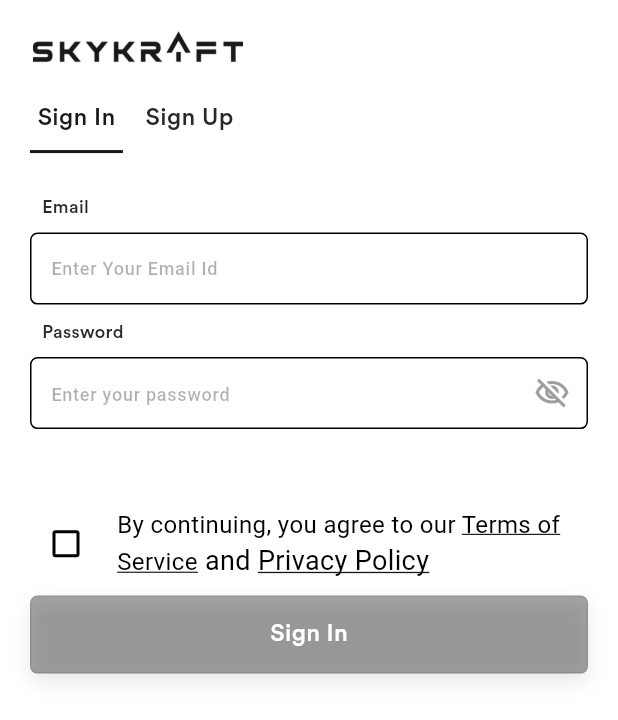
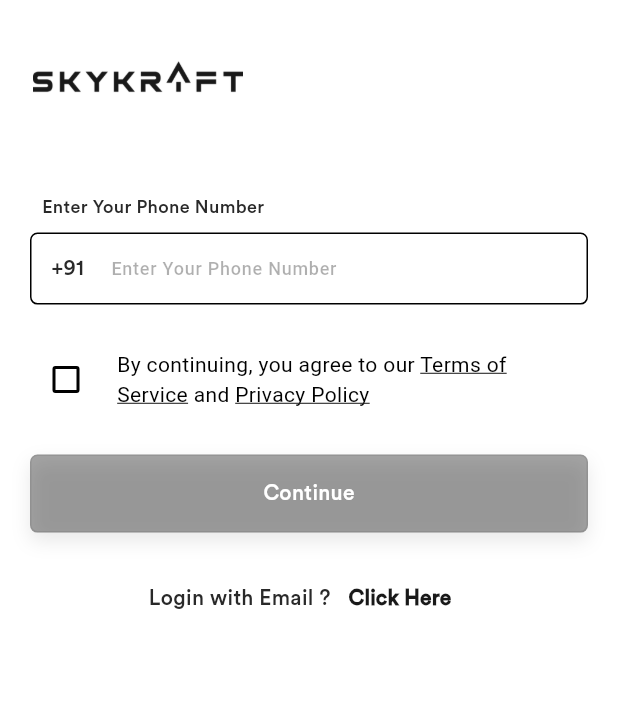
Before and after one commit to Pranabesh279/skykraft, a Flutter app: the screen it shows after launch, on a phone screen of 412 x 824 dp. Shown: the top 720 px of the screen. Run offline on Flutter 3.47's test engine with Material 3 defaults, Android fonts, the phone set to English and light mode, and no system bars; our stand-ins replace calendar_date_picker2, cloud_firestore, firebase_auth, firebase_core, firebase_storage, get and 3 more; missing offline and left inert: flutter_advanced_avatar, geocoder2, random_avatar, super_cupertino_navigation_bar; accounts and stored records are empty.

Commit message:
chore: Update pin_code_fields dependency to version 8.0.1

```diff
--- /dev/null
+++ b/lib/app/modules/authPhone/controllers/auth_phone_controller.dart
@@ -0,0 +1,20 @@
+import 'package:flutter/material.dart';
+import 'package:get/get.dart';
+import 'package:skycraft/app/routes/app_pages.dart';
+
+class AuthPhoneController extends GetxController {
+  RxBool isChecked = false.obs;
+  final fromKey = GlobalKey<FormState>();
+  final phoneController = TextEditingController();
+
+  void continueClicked() {
+    if (fromKey.currentState!.validate()) {
+      Get.toNamed(
+        Routes.AUTH_PHONE_VERIFY,
+        arguments: {
+          'phone': phoneController.text.trim(),
+        },
+      );
+    }
+  }
+}
--- /dev/null
+++ b/lib/app/modules/authPhone/views/auth_phone_view.dart
@@ -0,0 +1,142 @@
+import 'package:flutter/material.dart';
+import 'package:flutter/services.dart';
+
+import 'package:get/get.dart';
+import 'package:skycraft/app/constants/decorations.dart';
+import 'package:skycraft/app/constants/theme_data.dart';
+import 'package:skycraft/app/routes/app_pages.dart';
+import 'package:skycraft/app/widgets/buttons/gradient_button.dart';
+import 'package:skycraft/app/widgets/i_aggred.dart';
+
+import '../controllers/auth_phone_controller.dart';
+
+class AuthPhoneView extends GetView<AuthPhoneController> {
+  const AuthPhoneView({super.key});
+  @override
+  Widget build(BuildContext context) {
+    return Scaffold(
+      body: SingleChildScrollView(
+          padding: const EdgeInsets.symmetric(horizontal: 20, vertical: 20),
+          child: Form(
+            key: controller.fromKey,
+            child: Column(
+              crossAxisAlignment: CrossAxisAlignment.start,
+              children: [
+                const SizedBox(
+                  height: 20,
+                ),
+                AnimatedContainer(
+                    duration: const Duration(milliseconds: 500),
+                    child: Column(
+                      crossAxisAlignment: CrossAxisAlignment.start,
+                      children: [
+                        AnimatedContainer(
+                          duration: const Duration(milliseconds: 300),
+                          margin: EdgeInsets.only(
+                              top: MediaQuery.of(context).padding.top),
+                          padding: const EdgeInsets.symmetric(horizontal: 2),
+                          child: Image.asset(
+                            'assets/skykraft-White.png',
+                            color: kPrimaryColor,
+                            width: 140,
+                          ),
+                        ),
+                        const SizedBox(height: 20),
+                      ],
+                    )),
+                const SizedBox(
+                  height: 40,
+                ),
+                const Padding(
+                  padding: EdgeInsets.all(8.0),
+                  child: Text('Enter Your Phone Number',
+                      style: TextStyle(
+                        // color: kPrimaryColor,
+                        fontSize: 12,
+                        fontWeight: FontWeight.w500,
+                      )),
+                ),
+                TextFormField(
+                  inputFormatters: [
+                    FilteringTextInputFormatter.digitsOnly,
+                    LengthLimitingTextInputFormatter(10),
+                  ],
+                  validator: (value) {
+                    if (value!.isEmpty) {
+                      return 'Please enter your phone number';
+                    }
+                    if (value.length < 10) {
+                      return 'Please enter valid phone number';
+                    }
+                    // regExp.hasMatch(value)
+                    final regExp = RegExp(r'(^(?:[+0]9)?[0-9]{10,12}$)');
+                    if (!regExp.hasMatch(value)) {
+                      return 'Please enter valid phone number';
+                    }
+                    return null;
+                  },
+                  controller: controller.phoneController,
+                  style: const TextStyle(fontSize: 12, color: kPrimaryColor),
+                  keyboardType: TextInputType.phone,
+                  decoration: FieldDecoration(
+                    hintText: 'Enter Your Phone Number',
+                    prefixIcon: Container(
+                      alignment: Alignment.center,
+                      width: 50,
+                      padding: const EdgeInsets.all(8.0),
+                      child: const Text('+91'),
+                    ),
+                  ).kInputDecoration,
+                ),
+                const SizedBox(
+                  height: 20,
+                ),
+                Row(
+                  children: [
+                    Obx(
+                      () => Checkbox(
+                        value: controller.isChecked.value,
+                        onChanged: (value) {
+                          controller.isChecked.value = value!;
+                        },
+                      ),
+                    ),
+                    Expanded(child: privacyPolicyLinkAndTermsOfService()),
+                  ],
+                ),
+                const SizedBox(
+                  height: 20,
+                ),
+                Obx(() => GradientButton(
+                      onPressed: () {
+                        controller.continueClicked();
+                      },
+                      disable: !controller.isChecked.value,
+                      child: const Text(
+                        'Continue',
+                        style: TextStyle(color: Colors.white),
+                      ),
+                    )),
+                const SizedBox(
+                  height: 20,
+                ),
+                // login with email
+                Row(
+                  mainAxisAlignment: MainAxisAlignment.center,
+                  children: [
+                    const Text('Login with Email ?'),
+                    TextButton(
+                      onPressed: () {
+                        const SnackBar(content: Text('Try Again'));
+                        // Get.toNamed(Routes.LOGIN);
+                      },
+                      child: const Text('Click Here'),
+                    ),
+                  ],
+                ),
+              ],
+            ),
+          )),
+    );
+  }
+}
--- a/lib/app/modules/create_booking/controllers/create_booking_controller.dart
+++ b/lib/app/modules/create_booking/controllers/create_booking_controller.dart
@@ -34,7 +34,6 @@ class CreateBookingController extends GetxController {
 
   void getWalletBalance() async {
     String uid = Get.find<AuthProvider>().userModel.value!.uid!;
-
     coins.bindStream(Get.find<WalletProvider>().walletStream(uid));
   }
 
--- a/lib/app/modules/locationPermission/views/location_permission_view.dart
+++ b/lib/app/modules/locationPermission/views/location_permission_view.dart
@@ -1,5 +1,4 @@
 import 'package:flutter/material.dart';
-import 'package:flutter/widgets.dart';
 
 import 'package:get/get.dart';
 import 'package:skycraft/app/widgets/buttons/gradient_button.dart';
--- a/lib/app/modules/login/views/email_view.dart
+++ b/lib/app/modules/login/views/email_view.dart
@@ -1,5 +1,4 @@
 import 'package:flutter/material.dart';
-import 'package:flutter/widgets.dart';
 
 import 'package:get/get.dart';
 import 'package:skycraft/app/constants/theme_data.dart';
--- a/lib/app/modules/splash/controllers/splash_controller.dart
+++ b/lib/app/modules/splash/controllers/splash_controller.dart
@@ -28,7 +28,7 @@ class SplashController extends GetxController {
           Get.offAllNamed(Routes.LOCATION_PERMISSION);
         }
       } else {
-        Get.offAllNamed(Routes.LOGIN);
+        Get.offAllNamed(Routes.AUTH_PHONE);
       }
     });
   }
--- a/lib/app/routes/app_pages.dart
+++ b/lib/app/routes/app_pages.dart
@@ -8,6 +8,10 @@ import '../modules/activity/bindings/activity_binding.dart';
 import '../modules/activity/views/activity_view.dart';
 import '../modules/address_input/bindings/address_input_binding.dart';
 import '../modules/address_input/views/address_input_view.dart';
+import '../modules/authPhone/bindings/auth_phone_binding.dart';
+import '../modules/authPhone/views/auth_phone_view.dart';
+import '../modules/authPhoneVerify/bindings/auth_phone_verify_binding.dart';
+import '../modules/authPhoneVerify/views/auth_phone_verify_view.dart';
 import '../modules/bio/bindings/bio_binding.dart';
 import '../modules/bio/views/bio_view.dart';
 import '../modules/booking_details/bindings/booking_details_binding.dart';
@@ -129,5 +133,15 @@ class AppPages {
       page: () => const LocationPermissionView(),
       binding: LocationPermissionBinding(),
     ),
+    GetPage(
+      name: _Paths.AUTH_PHONE,
+      page: () => const AuthPhoneView(),
+      binding: AuthPhoneBinding(),
+    ),
+    GetPage(
+      name: _Paths.AUTH_PHONE_VERIFY,
+      page: () => const AuthPhoneVerifyView(),
+      binding: AuthPhoneVerifyBinding(),
+    ),
   ];
 }
--- a/lib/app/routes/app_routes.dart
+++ b/lib/app/routes/app_routes.dart
@@ -23,6 +23,8 @@ abstract class Routes {
   static const TERMS_AND_CONDITIONS = _Paths.TERMS_AND_CONDITIONS;
   static const PRIVACY_POLICY = _Paths.PRIVACY_POLICY;
   static const LOCATION_PERMISSION = _Paths.LOCATION_PERMISSION;
+  static const AUTH_PHONE = _Paths.AUTH_PHONE;
+  static const AUTH_PHONE_VERIFY = _Paths.AUTH_PHONE_VERIFY;
 }
 
 abstract class _Paths {
@@ -48,4 +50,6 @@ abstract class _Paths {
   static const TERMS_AND_CONDITIONS = '/terms-and-conditions';
   static const PRIVACY_POLICY = '/privacy-policy';
   static const LOCATION_PERMISSION = '/location-permission';
+  static const AUTH_PHONE = '/auth-phone';
+  static const AUTH_PHONE_VERIFY = '/auth-phone-verify';
 }
--- a/lib/app/widgets/i_aggred.dart
+++ b/lib/app/widgets/i_aggred.dart
@@ -10,12 +10,12 @@ Widget privacyPolicyLinkAndTermsOfService() {
     child: Center(
         child: Text.rich(TextSpan(
             text: 'By continuing, you agree to our ',
-            style: const TextStyle(fontSize: 16, color: Colors.black),
+            style: const TextStyle(fontSize: 14, color: Colors.black),
             children: <TextSpan>[
           TextSpan(
               text: 'Terms of Service',
               style: const TextStyle(
-                fontSize: 16,
+                fontSize: 14,
                 color: Colors.black,
                 decoration: TextDecoration.underline,
               ),
@@ -25,12 +25,12 @@ Widget privacyPolicyLinkAndTermsOfService() {
                 }),
           TextSpan(
               text: ' and ',
-              style: const TextStyle(fontSize: 18, color: Colors.black),
+              style: const TextStyle(fontSize: 14, color: Colors.black),
               children: <TextSpan>[
                 TextSpan(
                     text: 'Privacy Policy',
                     style: const TextStyle(
-                        fontSize: 18,
+                        fontSize: 14,
                         color: Colors.black,
                         decoration: TextDecoration.underline),
                     recognizer: TapGestureRecognizer()
--- a/lib/app/widgets/screen.dart
+++ b/lib/app/widgets/screen.dart
@@ -39,6 +39,7 @@ class Screen extends StatelessWidget {
       key: UniqueKey(),
       backgroundColor: backgroundColor,
       body: Container(
+        // padding: padding,
         decoration: const BoxDecoration(),
         child: body,
       ),
--- a/pubspec.yaml
+++ b/pubspec.yaml
@@ -29,6 +29,7 @@ dependencies:
   calendar_date_picker2: ^1.0.2
   geocoder2: ^1.4.0
   pinput: ^4.0.0
+  pin_code_fields: ^8.0.1
 
 dev_dependencies:
   flutter_test:
```
Also changed, not shown: lib/app/helpers/snackbar.dart (added, +52 -0 lines), lib/app/modules/authPhone/bindings/auth_phone_binding.dart (added, +12 -0 lines), lib/app/modules/authPhoneVerify/bindings/auth_phone_verify_binding.dart (added, +12 -0 lines), lib/app/modules/authPhoneVerify/controllers/auth_phone_verify_controller.dart (added, +86 -0 lines), lib/app/modules/authPhoneVerify/views/auth_phone_verify_view.dart (added, +151 -0 lines), lib/app/providers/auth_provider.dart (+23 -1 lines), pubspec.lock, 1 other file.
